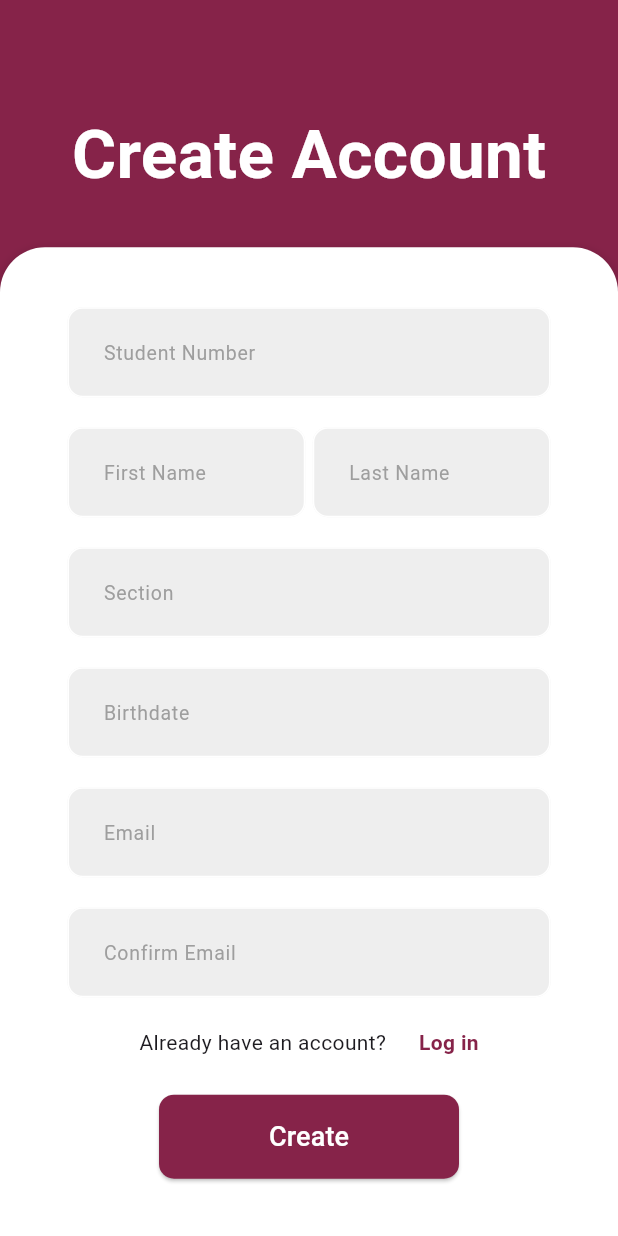
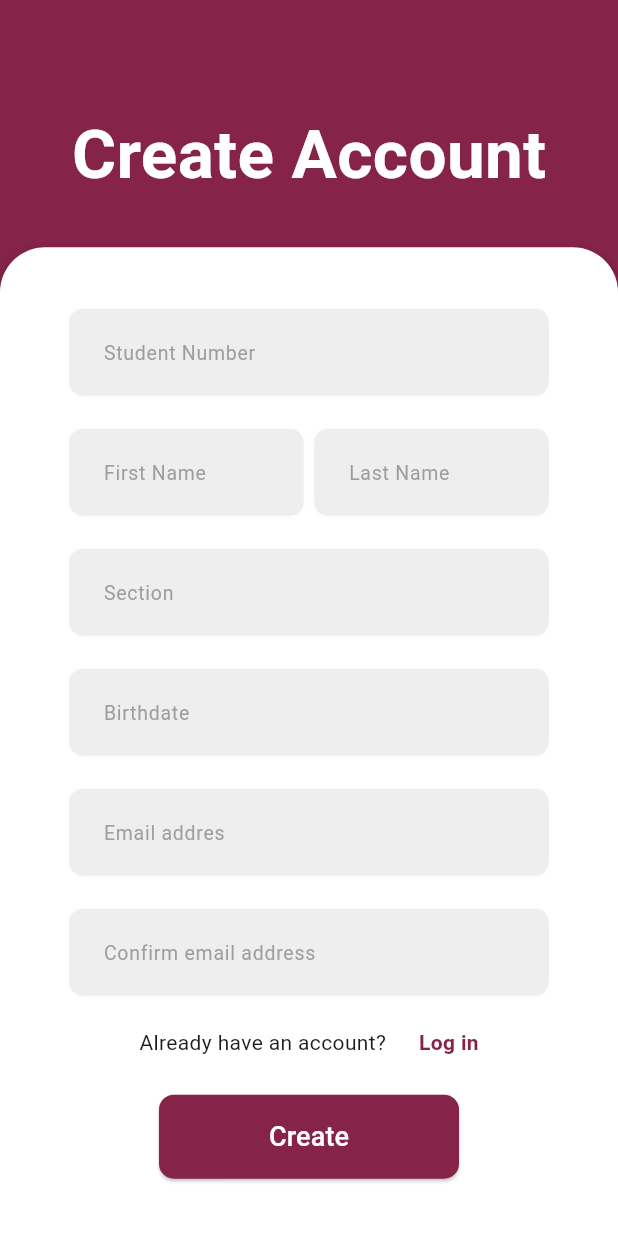
Before and after one commit to gabrielSantoc/EUCcheduler, a Flutter app: the screen it shows after launch, after a tap on "Register", on a phone screen of 412 x 824 dp. Run offline on Flutter 3.47's test engine with Material 3 defaults, Android fonts, the phone set to English and light mode, and no system bars; our stand-ins replace loading_animation_widget, supabase_flutter; accounts and stored records are empty.

Commit message:
add validators into register's textfields

```diff
--- a/lib/auth/auth.dart
+++ b/lib/auth/auth.dart
@@ -2,7 +2,6 @@ import 'package:flutter/material.dart';
 import 'package:my_schedule/auth/login.dart';
 import 'package:my_schedule/main.dart';
 import 'package:my_schedule/screens/student_screen.dart';
-import 'package:my_schedule/screens/testScreen.dart';
 import 'package:supabase_flutter/supabase_flutter.dart';
 import 'package:loading_animation_widget/loading_animation_widget.dart';
 
--- a/lib/auth/login.dart
+++ b/lib/auth/login.dart
@@ -43,6 +43,12 @@ class _LoginScreenState extends State<LoginScreen> {
         final String userId = user!.id;
         print("USER UIID::: $userId");
         LoadingDialog.hideLoading(context);
+
+        Navigator.push(
+          context,
+          MaterialPageRoute(builder: (context) => const StudentScreen())
+        );
+
 
       } catch(e) {
 
--- a/lib/auth/register.dart
+++ b/lib/auth/register.dart
@@ -9,6 +9,7 @@ import 'package:my_schedule/shared/alert.dart';
 import 'package:my_schedule/shared/button.dart';
 import 'package:my_schedule/shared/constants.dart';
 import 'package:my_schedule/shared/text_field.dart';
+import 'package:my_schedule/shared/validators.dart';
 import 'package:supabase_flutter/supabase_flutter.dart';
 
 class RegisterScreen extends StatefulWidget {
@@ -35,10 +36,12 @@ class _RegisterNewState extends State<RegisterScreen> {
   final _emailController = TextEditingController();
   final _confirmEmailController = TextEditingController();
 
-  final loginFormKey = GlobalKey<FormState>();
+  final registerFormKey = GlobalKey<FormState>();
 
   // FUNCTION TO CREATE A NEW ACCOUNT
   void registerAccount () async{
+
+    if(registerFormKey.currentState!.validate()) {
 
       try{
 
@@ -80,6 +83,8 @@ class _RegisterNewState extends State<RegisterScreen> {
         print("ERROR ::: $e");
 
       }
+    }
+
 
 
 
@@ -180,6 +185,7 @@ class _RegisterNewState extends State<RegisterScreen> {
               setState(() {
                 _sectionController.text = _sections[value];
               });
+              print('SECTION :::: ${_sections[value]}');
             },
             backgroundColor: Colors.white,
             itemExtent: 30,
@@ -197,7 +203,7 @@ class _RegisterNewState extends State<RegisterScreen> {
   @override
   Widget build(BuildContext context) {
     return Scaffold(
-      // resizeToAvoidBottomInset: false,
+      resizeToAvoidBottomInset: true,
       backgroundColor: MAROON,
       body: SingleChildScrollView(
         child: Column(
@@ -233,7 +239,8 @@ class _RegisterNewState extends State<RegisterScreen> {
             Container(
 
               height: MediaQuery.of(context).size.height * 0.8,
-              padding: const EdgeInsets.symmetric(vertical: 40, horizontal: 20),
+              // padding: const EdgeInsets.symmetric(vertical: 40, horizontal: 20),
+              padding: const EdgeInsets.symmetric( horizontal: 20),
 
               decoration: const BoxDecoration(
                 borderRadius: BorderRadius.only(
@@ -250,14 +257,20 @@ class _RegisterNewState extends State<RegisterScreen> {
                   ),
                 ],
               ),
+              child: Form(
+                key: registerFormKey,
+                child: SingleChildScrollView(
                   child: Column(
                     mainAxisAlignment: MainAxisAlignment.center,
                     children: [
+
+                      const SizedBox(height: 40),
 
                       MyTextFormField(
                         controller: _studentNumberController,
                         hintText: "Student Number",
                         obscureText: false,
+                        validator: Validator.of(context).validateStudentNumber,
                       ),
 
                       const SizedBox(height: 20),
@@ -272,6 +285,7 @@ class _RegisterNewState extends State<RegisterScreen> {
                                 controller: _firstNameController,
                                 hintText: "First Name",
                                 obscureText: false,
+                                validator: (value)=> Validator.of(context).validateTextField(value, "First name"),
                               ),
                             ),
 
@@ -282,6 +296,7 @@ class _RegisterNewState extends State<RegisterScreen> {
                                 controller: _lastNameController,
                                 hintText: "Last Name",
                                 obscureText: false,
+                                validator: (value)=> Validator.of(context).validateTextField(value, "Last name"),
                               ),
                             ),
 
@@ -296,33 +311,37 @@ class _RegisterNewState extends State<RegisterScreen> {
 
 
 
-                  MyTextFieldBrithday(
+                      ReadOnlyTextFormField(
                         onTap: selectSection,
                         controller: _sectionController,
                         hintText: "Section",
                         obscureText: false,
+                        validator: (value)=> Validator.of(context).validateTextField(value, "Birth Date"),
                       ),
                       const SizedBox(height: 20),
 
-                  MyTextFieldBrithday(
+                      ReadOnlyTextFormField(
                         onTap: () => selectDate(),
                         controller: _birthDateController,
                         hintText: "Birthdate",
                         obscureText: false,
+                        validator: (value)=> Validator.of(context).validateTextField(value, "Section"),
                       ),
                       const SizedBox(height: 20),
 
                       MyTextFormField(
                         controller: _emailController,
-                    hintText: "Email",
+                        hintText: "Email addres",
                         obscureText: false,
+                        validator: Validator.of(context).validateEmail,
                       ),
                       const SizedBox(height: 20),
 
                       MyTextFormField(
                         controller: _confirmEmailController,
-                    hintText: "Confirm Email",
+                        hintText: "Confirm email address",
                         obscureText: false,
+                        validator: (value)=> Validator.of(context).validateConfirmEmail(value, _emailController.text)
                       ),
                       const SizedBox(height: 20),
 
@@ -359,10 +378,10 @@ class _RegisterNewState extends State<RegisterScreen> {
                         buttonName: "Create",
                       ),
 
-                  const SizedBox(height: 15),
-
-
+                      const SizedBox(height: 40),
                     ],
+                  ),
+                ),
               ),
             ),
           ],
--- a/lib/shared/text_field.dart
+++ b/lib/shared/text_field.dart
@@ -25,8 +25,9 @@ class MyTextFormField extends StatelessWidget {
         validator: validator,
         autovalidateMode: AutovalidateMode.onUserInteraction,
         decoration: InputDecoration(
+
           errorStyle: const TextStyle(
-            fontSize: 11
+            fontSize: 11,
           ),
           contentPadding: const EdgeInsets.symmetric(vertical: 18, horizontal: 20),
           enabledBorder: OutlineInputBorder(
@@ -87,7 +88,7 @@ class MyTextFormFieldForName extends StatelessWidget {
         autovalidateMode: AutovalidateMode.onUserInteraction,
         decoration: InputDecoration(
           errorStyle: const TextStyle(
-            fontSize: 11
+            fontSize: 11,
           ),
           contentPadding: const EdgeInsets.symmetric(vertical: 18, horizontal: 20),
           enabledBorder: OutlineInputBorder(
@@ -123,19 +124,21 @@ class MyTextFormFieldForName extends StatelessWidget {
 }
 
 
-class MyTextFieldBrithday extends StatelessWidget {
-  const MyTextFieldBrithday({
+class ReadOnlyTextFormField extends StatelessWidget {
+  const ReadOnlyTextFormField({
     super.key,
     this.controller,
     required this.hintText,
     required this.obscureText,
-    required this.onTap
+    required this.onTap,
+    this.validator
   });
 
   final void Function()? onTap;
   final controller;
   final String hintText;
   final bool obscureText;
+  final String? Function(String?)? validator;
 
   @override
   Widget build(BuildContext context) {
@@ -147,6 +150,7 @@ class MyTextFieldBrithday extends StatelessWidget {
         onTap: onTap,
         controller: controller,
         obscureText: obscureText,
+        validator: validator,
         autovalidateMode: AutovalidateMode.onUserInteraction,
         decoration: InputDecoration(
           errorStyle: const TextStyle(
--- a/lib/shared/validators.dart
+++ b/lib/shared/validators.dart
@@ -6,7 +6,8 @@ class Validator {
 
   // STUDENT NO.
   String? validateStudentNumber(String? studentNumber) {
-    RegExp studentNumberRegex = RegExp(r'^A\d{2}-\d{4}$');
+    // RegExp studentNumberRegex = RegExp(r'^A\d{2}-\d{4}$');
+    RegExp studentNumberRegex = RegExp(r'^A\d{2}-\d{4}$', caseSensitive: false);
     final isStudentNumberValid = studentNumberRegex.hasMatch(studentNumber ?? '');
     if (studentNumber.toString().isEmpty) {
       return 'Student number cannot be empty';
@@ -34,8 +35,12 @@ class Validator {
   String? validateConfirmEmail(String? email, String? originalEmail) {
     RegExp emailRegex = RegExp(r'^[\w\.-]+@[\w-]+\w{2,3}(\.\w{2,3})?$');
     final isEmailValid = emailRegex.hasMatch(email ?? '');
+
+    if(email.toString().isEmpty) {
+      return 'Email cannot be empty';
+    }
     if( email.toString() != originalEmail.toString()) {
-      return 'Email cannot be empty';
+      return 'Please ensure that both email addresses match. ';
     }
     if(!isEmailValid) {
       return 'Please enter a valid email';
```
Lines whose indentation alone changed are shown as unchanged.
